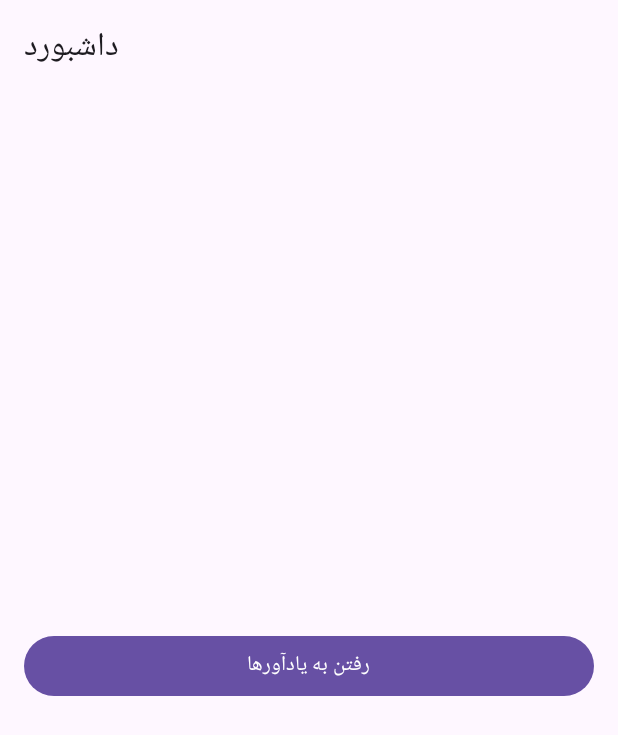
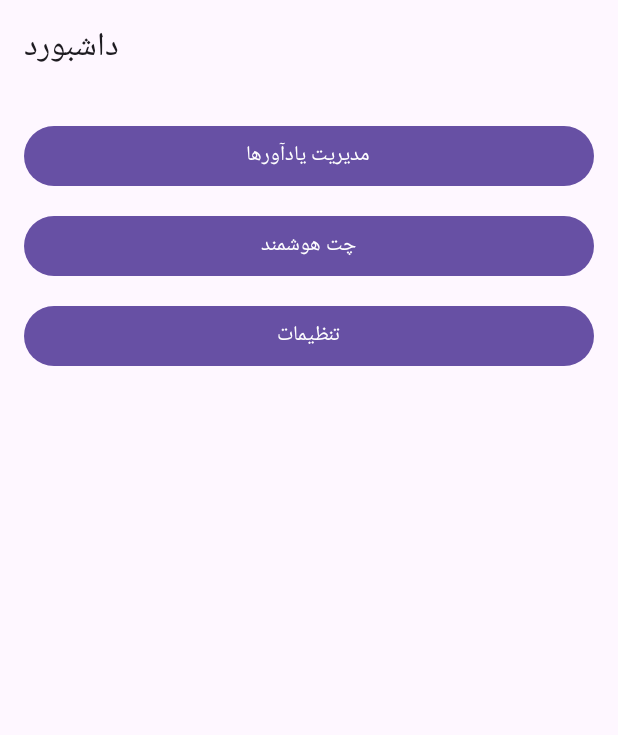
Before and after one commit to ghadirb/YarHooshmand, an Android app built with Jetpack Compose: the DashboardScreen screen opened through its navigation route, on a phone screen of 412 x 824 dp. Shown: the top 735 px of the screen. Run offline under Robolectric (Android 15) with nearby library versions, the phone set to English and light mode, and no system bars; 4 statements that could not run were skipped.

Commit message:
Update DashboardScreen.kt

```diff
--- a/app/src/main/java/org/yarhooshmand/smartv3/ui/DashboardScreen.kt
+++ b/app/src/main/java/org/yarhooshmand/smartv3/ui/DashboardScreen.kt
@@ -3,33 +3,47 @@ package org.yarhooshmand.smartv3.ui
 import androidx.compose.foundation.layout.*
 import androidx.compose.material3.*
 import androidx.compose.runtime.Composable
-import androidx.compose.ui.Alignment
 import androidx.compose.ui.Modifier
 import androidx.compose.ui.unit.dp
 import androidx.navigation.NavController
 
+@OptIn(ExperimentalMaterial3Api::class)
 @Composable
 fun DashboardScreen(navController: NavController) {
     Scaffold(
         topBar = {
-            TopAppBar(
-                title = { Text("داشبورد") }
-            )
+            TopAppBar(title = { Text("داشبورد") })
         }
     ) { padding ->
         Column(
             modifier = Modifier
                 .fillMaxSize()
                 .padding(padding)
-                .padding(16.dp),
-            verticalArrangement = Arrangement.Center,
-            horizontalAlignment = Alignment.CenterHorizontally
+                .padding(16.dp)
         ) {
             Button(
                 onClick = { navController.navigate("reminders") },
                 modifier = Modifier.fillMaxWidth()
             ) {
-                Text("رفتن به یادآورها")
+                Text("مدیریت یادآورها")
+            }
+
+            Spacer(modifier = Modifier.height(12.dp))
+
+            Button(
+                onClick = { navController.navigate("chat") },
+                modifier = Modifier.fillMaxWidth()
+            ) {
+                Text("چت هوشمند")
+            }
+
+            Spacer(modifier = Modifier.height(12.dp))
+
+            Button(
+                onClick = { navController.navigate("settings") },
+                modifier = Modifier.fillMaxWidth()
+            ) {
+                Text("تنظیمات")
             }
         }
     }
```
